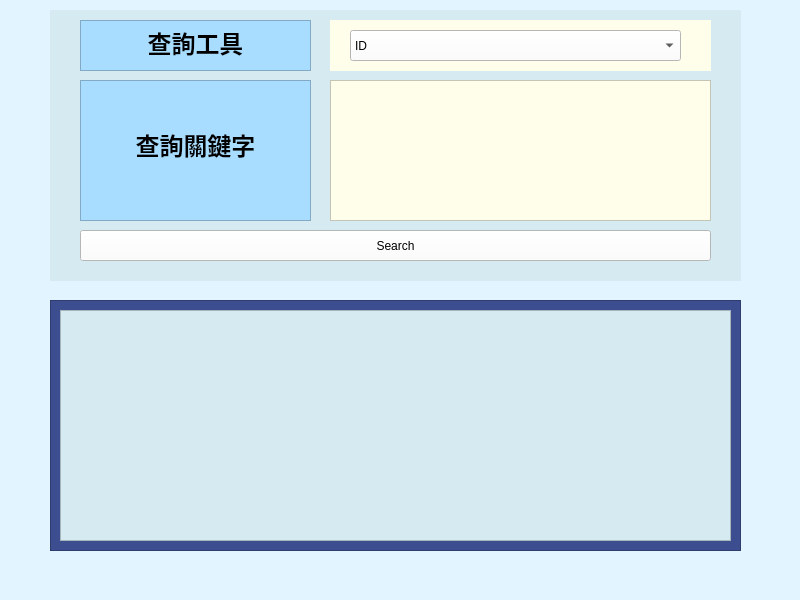
First picture: the form in mainwindow.ui, repository LGY3030/DBMS_UI, before the edit.
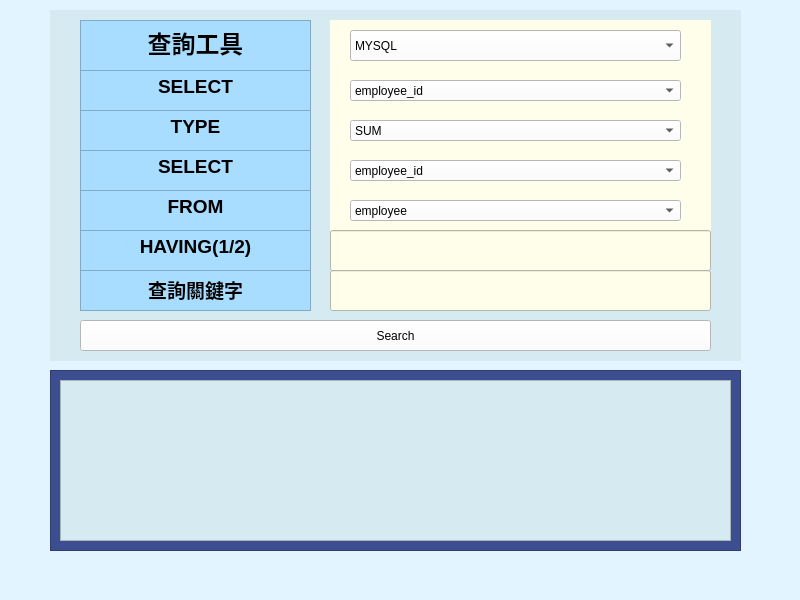
Second picture: the form after the edit.

What changed in the file:
```diff
--- a/mainwindow.ui
+++ b/mainwindow.ui
@@ -17,58 +17,6 @@
    <string notr="true">background-color: rgb(225, 244, 255);</string>
   </property>
   <widget class="QWidget" name="centralwidget">
-   <widget class="QPushButton" name="pushButton">
-    <property name="geometry">
-     <rect>
-      <x>80</x>
-      <y>230</y>
-      <width>631</width>
-      <height>31</height>
-     </rect>
-    </property>
-    <property name="styleSheet">
-     <string notr="true">background-color: rgb(255, 255, 255);</string>
-    </property>
-    <property name="text">
-     <string>Search</string>
-    </property>
-   </widget>
-   <widget class="QTextEdit" name="textEdit_2">
-    <property name="geometry">
-     <rect>
-      <x>330</x>
-      <y>80</y>
-      <width>381</width>
-      <height>141</height>
-     </rect>
-    </property>
-    <property name="styleSheet">
-     <string notr="true">background-color: rgb(255, 254, 235);</string>
-    </property>
-   </widget>
-   <widget class="QTextBrowser" name="textBrowser_2">
-    <property name="geometry">
-     <rect>
-      <x>80</x>
-      <y>80</y>
-      <width>231</width>
-      <height>141</height>
-     </rect>
-    </property>
-    <property name="styleSheet">
-     <string notr="true">background-color: rgb(169, 221, 255);
-font: 9pt &quot;微軟正黑體&quot;;</string>
-    </property>
-    <property name="html">
-     <string>&lt;!DOCTYPE HTML PUBLIC &quot;-//W3C//DTD HTML 4.0//EN&quot; &quot;http://www.w3.org/TR/REC-html40/strict.dtd&quot;&gt;
-&lt;html&gt;&lt;head&gt;&lt;meta name=&quot;qrichtext&quot; content=&quot;1&quot; /&gt;&lt;style type=&quot;text/css&quot;&gt;
-p, li { white-space: pre-wrap; }
-&lt;/style&gt;&lt;/head&gt;&lt;body style=&quot; font-family:'微軟正黑體'; font-size:9pt; font-weight:400; font-style:normal;&quot;&gt;
-&lt;p align=&quot;center&quot; style=&quot;-qt-paragraph-type:empty; margin-top:0px; margin-bottom:0px; margin-left:0px; margin-right:0px; -qt-block-indent:0; text-indent:0px;&quot;&gt;&lt;br /&gt;&lt;/p&gt;
-&lt;p align=&quot;center&quot; style=&quot;-qt-paragraph-type:empty; margin-top:0px; margin-bottom:0px; margin-left:0px; margin-right:0px; -qt-block-indent:0; text-indent:0px; font-family:'標楷體'; font-size:18pt; font-weight:600;&quot;&gt;&lt;br /&gt;&lt;/p&gt;
-&lt;p align=&quot;center&quot; style=&quot; margin-top:0px; margin-bottom:0px; margin-left:0px; margin-right:0px; -qt-block-indent:0; text-indent:0px;&quot;&gt;&lt;span style=&quot; font-family:'標楷體'; font-size:18pt; font-weight:600;&quot;&gt;查詢關鍵字&lt;/span&gt;&lt;/p&gt;&lt;/body&gt;&lt;/html&gt;</string>
-    </property>
-   </widget>
    <widget class="QWidget" name="widget_2" native="true">
     <property name="geometry">
      <rect>
@@ -93,11 +41,6 @@
      <property name="styleSheet">
       <string notr="true">background-color: rgb(255, 255, 255);</string>
      </property>
-     <item>
-      <property name="text">
-       <string>ID</string>
-      </property>
-     </item>
      <item>
       <property name="text">
        <string>MYSQL</string>
@@ -132,20 +75,532 @@
       <x>50</x>
       <y>10</y>
       <width>691</width>
-      <height>271</height>
+      <height>351</height>
      </rect>
     </property>
     <property name="styleSheet">
      <string notr="true">background-color: rgb(214, 235, 241);</string>
     </property>
+    <widget class="QWidget" name="widget_3" native="true">
+     <property name="geometry">
+      <rect>
+       <x>280</x>
+       <y>100</y>
+       <width>381</width>
+       <height>41</height>
+      </rect>
+     </property>
+     <property name="styleSheet">
+      <string notr="true">background-color: rgb(255, 254, 235);</string>
+     </property>
+     <widget class="QComboBox" name="comboBox_3">
+      <property name="geometry">
+       <rect>
+        <x>20</x>
+        <y>10</y>
+        <width>331</width>
+        <height>21</height>
+       </rect>
+      </property>
+      <property name="styleSheet">
+       <string notr="true">background-color: rgb(255, 255, 255);</string>
+      </property>
+      <item>
+       <property name="text">
+        <string>SUM</string>
+       </property>
+      </item>
+      <item>
+       <property name="text">
+        <string>AVG</string>
+       </property>
+      </item>
+      <item>
+       <property name="text">
+        <string>MAX</string>
+       </property>
+      </item>
+      <item>
+       <property name="text">
+        <string>MIN</string>
+       </property>
+      </item>
+      <item>
+       <property name="text">
+        <string>COUNT</string>
+       </property>
+      </item>
+     </widget>
+    </widget>
+    <widget class="QTextBrowser" name="textBrowser_7">
+     <property name="geometry">
+      <rect>
+       <x>30</x>
+       <y>60</y>
+       <width>231</width>
+       <height>41</height>
+      </rect>
+     </property>
+     <property name="styleSheet">
+      <string notr="true">background-color: rgb(169, 221, 255);
+font: 9pt &quot;微軟正黑體&quot;;</string>
+     </property>
+     <property name="html">
+      <string>&lt;!DOCTYPE HTML PUBLIC &quot;-//W3C//DTD HTML 4.0//EN&quot; &quot;http://www.w3.org/TR/REC-html40/strict.dtd&quot;&gt;
+&lt;html&gt;&lt;head&gt;&lt;meta name=&quot;qrichtext&quot; content=&quot;1&quot; /&gt;&lt;style type=&quot;text/css&quot;&gt;
+p, li { white-space: pre-wrap; }
+&lt;/style&gt;&lt;/head&gt;&lt;body style=&quot; font-family:'微軟正黑體'; font-size:9pt; font-weight:400; font-style:normal;&quot;&gt;
+&lt;p align=&quot;center&quot; style=&quot; margin-top:0px; margin-bottom:0px; margin-left:0px; margin-right:0px; -qt-block-indent:0; text-indent:0px;&quot;&gt;&lt;span style=&quot; font-size:14pt; font-weight:600;&quot;&gt;SELECT&lt;/span&gt;&lt;/p&gt;&lt;/body&gt;&lt;/html&gt;</string>
+     </property>
+    </widget>
+    <widget class="QWidget" name="widget_5" native="true">
+     <property name="geometry">
+      <rect>
+       <x>280</x>
+       <y>60</y>
+       <width>381</width>
+       <height>41</height>
+      </rect>
+     </property>
+     <property name="styleSheet">
+      <string notr="true">background-color: rgb(255, 254, 235);</string>
+     </property>
+     <widget class="QComboBox" name="comboBox_8">
+      <property name="geometry">
+       <rect>
+        <x>20</x>
+        <y>10</y>
+        <width>331</width>
+        <height>21</height>
+       </rect>
+      </property>
+      <property name="styleSheet">
+       <string notr="true">background-color: rgb(255, 255, 255);</string>
+      </property>
+      <item>
+       <property name="text">
+        <string>employee_id</string>
+       </property>
+      </item>
+      <item>
+       <property name="text">
+        <string>employee_name</string>
+       </property>
+      </item>
+      <item>
+       <property name="text">
+        <string>salary</string>
+       </property>
+      </item>
+      <item>
+       <property name="text">
+        <string>employee_gender</string>
+       </property>
+      </item>
+      <item>
+       <property name="text">
+        <string>for_department_id</string>
+       </property>
+      </item>
+      <item>
+       <property name="text">
+        <string>own_department_id</string>
+       </property>
+      </item>
+      <item>
+       <property name="text">
+        <string>department_id</string>
+       </property>
+      </item>
+      <item>
+       <property name="text">
+        <string>department_name</string>
+       </property>
+      </item>
+      <item>
+       <property name="text">
+        <string>department_num_of_employee</string>
+       </property>
+      </item>
+      <item>
+       <property name="text">
+        <string>maxnum</string>
+       </property>
+      </item>
+      <item>
+       <property name="text">
+        <string>kid_id</string>
+       </property>
+      </item>
+      <item>
+       <property name="text">
+        <string>plan_num_of_employee</string>
+       </property>
+      </item>
+      <item>
+       <property name="text">
+        <string>kid_name</string>
+       </property>
+      </item>
+      <item>
+       <property name="text">
+        <string>age</string>
+       </property>
+      </item>
+      <item>
+       <property name="text">
+        <string>plan_id</string>
+       </property>
+      </item>
+      <item>
+       <property name="text">
+        <string>plan_name</string>
+       </property>
+      </item>
+      <item>
+       <property name="text">
+        <string>dorm_area</string>
+       </property>
+      </item>
+      <item>
+       <property name="text">
+        <string>dorm_gender</string>
+       </property>
+      </item>
+      <item>
+       <property name="text">
+        <string>*</string>
+       </property>
+      </item>
+     </widget>
+    </widget>
+    <widget class="QTextBrowser" name="textBrowser_9">
+     <property name="geometry">
+      <rect>
+       <x>30</x>
+       <y>100</y>
+       <width>231</width>
+       <height>41</height>
+      </rect>
+     </property>
+     <property name="styleSheet">
+      <string notr="true">background-color: rgb(169, 221, 255);
+font: 9pt &quot;微軟正黑體&quot;;</string>
+     </property>
+     <property name="html">
+      <string>&lt;!DOCTYPE HTML PUBLIC &quot;-//W3C//DTD HTML 4.0//EN&quot; &quot;http://www.w3.org/TR/REC-html40/strict.dtd&quot;&gt;
+&lt;html&gt;&lt;head&gt;&lt;meta name=&quot;qrichtext&quot; content=&quot;1&quot; /&gt;&lt;style type=&quot;text/css&quot;&gt;
+p, li { white-space: pre-wrap; }
+&lt;/style&gt;&lt;/head&gt;&lt;body style=&quot; font-family:'微軟正黑體'; font-size:9pt; font-weight:400; font-style:normal;&quot;&gt;
+&lt;p align=&quot;center&quot; style=&quot; margin-top:0px; margin-bottom:0px; margin-left:0px; margin-right:0px; -qt-block-indent:0; text-indent:0px;&quot;&gt;&lt;span style=&quot; font-size:14pt; font-weight:600;&quot;&gt;TYPE&lt;/span&gt;&lt;/p&gt;&lt;/body&gt;&lt;/html&gt;</string>
+     </property>
+    </widget>
+    <widget class="QTextBrowser" name="textBrowser_10">
+     <property name="geometry">
+      <rect>
+       <x>30</x>
+       <y>180</y>
+       <width>231</width>
+       <height>41</height>
+      </rect>
+     </property>
+     <property name="styleSheet">
+      <string notr="true">background-color: rgb(169, 221, 255);
+font: 9pt &quot;微軟正黑體&quot;;</string>
+     </property>
+     <property name="html">
+      <string>&lt;!DOCTYPE HTML PUBLIC &quot;-//W3C//DTD HTML 4.0//EN&quot; &quot;http://www.w3.org/TR/REC-html40/strict.dtd&quot;&gt;
+&lt;html&gt;&lt;head&gt;&lt;meta name=&quot;qrichtext&quot; content=&quot;1&quot; /&gt;&lt;style type=&quot;text/css&quot;&gt;
+p, li { white-space: pre-wrap; }
+&lt;/style&gt;&lt;/head&gt;&lt;body style=&quot; font-family:'微軟正黑體'; font-size:9pt; font-weight:400; font-style:normal;&quot;&gt;
+&lt;p align=&quot;center&quot; style=&quot; margin-top:0px; margin-bottom:0px; margin-left:0px; margin-right:0px; -qt-block-indent:0; text-indent:0px;&quot;&gt;&lt;span style=&quot; font-size:14pt; font-weight:600;&quot;&gt;FROM&lt;/span&gt;&lt;/p&gt;&lt;/body&gt;&lt;/html&gt;</string>
+     </property>
+    </widget>
+    <widget class="QWidget" name="widget_8" native="true">
+     <property name="geometry">
+      <rect>
+       <x>280</x>
+       <y>180</y>
+       <width>381</width>
+       <height>41</height>
+      </rect>
+     </property>
+     <property name="styleSheet">
+      <string notr="true">background-color: rgb(255, 254, 235);</string>
+     </property>
+     <widget class="QComboBox" name="comboBox_10">
+      <property name="geometry">
+       <rect>
+        <x>20</x>
+        <y>10</y>
+        <width>331</width>
+        <height>21</height>
+       </rect>
+      </property>
+      <property name="styleSheet">
+       <string notr="true">background-color: rgb(255, 255, 255);</string>
+      </property>
+      <item>
+       <property name="text">
+        <string>employee</string>
+       </property>
+      </item>
+      <item>
+       <property name="text">
+        <string>department</string>
+       </property>
+      </item>
+      <item>
+       <property name="text">
+        <string>dorm</string>
+       </property>
+      </item>
+      <item>
+       <property name="text">
+        <string>kid</string>
+       </property>
+      </item>
+      <item>
+       <property name="text">
+        <string>plan</string>
+       </property>
+      </item>
+     </widget>
+    </widget>
+    <widget class="QTextBrowser" name="textBrowser_6">
+     <property name="geometry">
+      <rect>
+       <x>30</x>
+       <y>220</y>
+       <width>231</width>
+       <height>41</height>
+      </rect>
+     </property>
+     <property name="styleSheet">
+      <string notr="true">background-color: rgb(169, 221, 255);
+font: 9pt &quot;微軟正黑體&quot;;</string>
+     </property>
+     <property name="html">
+      <string>&lt;!DOCTYPE HTML PUBLIC &quot;-//W3C//DTD HTML 4.0//EN&quot; &quot;http://www.w3.org/TR/REC-html40/strict.dtd&quot;&gt;
+&lt;html&gt;&lt;head&gt;&lt;meta name=&quot;qrichtext&quot; content=&quot;1&quot; /&gt;&lt;style type=&quot;text/css&quot;&gt;
+p, li { white-space: pre-wrap; }
+&lt;/style&gt;&lt;/head&gt;&lt;body style=&quot; font-family:'微軟正黑體'; font-size:9pt; font-weight:400; font-style:normal;&quot;&gt;
+&lt;p align=&quot;center&quot; style=&quot; margin-top:0px; margin-bottom:0px; margin-left:0px; margin-right:0px; -qt-block-indent:0; text-indent:0px;&quot;&gt;&lt;span style=&quot; font-size:14pt; font-weight:600;&quot;&gt;HAVING(1/2)&lt;/span&gt;&lt;/p&gt;&lt;/body&gt;&lt;/html&gt;</string>
+     </property>
+    </widget>
+    <widget class="QTextBrowser" name="textBrowser_8">
+     <property name="geometry">
+      <rect>
+       <x>30</x>
+       <y>260</y>
+       <width>231</width>
+       <height>41</height>
+      </rect>
+     </property>
+     <property name="styleSheet">
+      <string notr="true">background-color: rgb(169, 221, 255);
+font: 9pt &quot;微軟正黑體&quot;;</string>
+     </property>
+     <property name="html">
+      <string>&lt;!DOCTYPE HTML PUBLIC &quot;-//W3C//DTD HTML 4.0//EN&quot; &quot;http://www.w3.org/TR/REC-html40/strict.dtd&quot;&gt;
+&lt;html&gt;&lt;head&gt;&lt;meta name=&quot;qrichtext&quot; content=&quot;1&quot; /&gt;&lt;style type=&quot;text/css&quot;&gt;
+p, li { white-space: pre-wrap; }
+&lt;/style&gt;&lt;/head&gt;&lt;body style=&quot; font-family:'微軟正黑體'; font-size:9pt; font-weight:400; font-style:normal;&quot;&gt;
+&lt;p align=&quot;center&quot; style=&quot; margin-top:0px; margin-bottom:0px; margin-left:0px; margin-right:0px; -qt-block-indent:0; text-indent:0px;&quot;&gt;&lt;span style=&quot; font-size:14pt; font-weight:600;&quot;&gt;查詢關鍵字&lt;/span&gt;&lt;/p&gt;&lt;/body&gt;&lt;/html&gt;</string>
+     </property>
+    </widget>
+    <widget class="QLineEdit" name="lineEdit">
+     <property name="geometry">
+      <rect>
+       <x>280</x>
+       <y>220</y>
+       <width>381</width>
+       <height>41</height>
+      </rect>
+     </property>
+     <property name="styleSheet">
+      <string notr="true">background-color: rgb(255, 254, 235);</string>
+     </property>
+    </widget>
+    <widget class="QPushButton" name="pushButton">
+     <property name="geometry">
+      <rect>
+       <x>30</x>
+       <y>310</y>
+       <width>631</width>
+       <height>31</height>
+      </rect>
+     </property>
+     <property name="styleSheet">
+      <string notr="true">background-color: rgb(255, 255, 255);</string>
+     </property>
+     <property name="text">
+      <string>Search</string>
+     </property>
+    </widget>
+    <widget class="QTextBrowser" name="textBrowser_12">
+     <property name="geometry">
+      <rect>
+       <x>30</x>
+       <y>140</y>
+       <width>231</width>
+       <height>41</height>
+      </rect>
+     </property>
+     <property name="styleSheet">
+      <string notr="true">background-color: rgb(169, 221, 255);
+font: 9pt &quot;微軟正黑體&quot;;</string>
+     </property>
+     <property name="html">
+      <string>&lt;!DOCTYPE HTML PUBLIC &quot;-//W3C//DTD HTML 4.0//EN&quot; &quot;http://www.w3.org/TR/REC-html40/strict.dtd&quot;&gt;
+&lt;html&gt;&lt;head&gt;&lt;meta name=&quot;qrichtext&quot; content=&quot;1&quot; /&gt;&lt;style type=&quot;text/css&quot;&gt;
+p, li { white-space: pre-wrap; }
+&lt;/style&gt;&lt;/head&gt;&lt;body style=&quot; font-family:'微軟正黑體'; font-size:9pt; font-weight:400; font-style:normal;&quot;&gt;
+&lt;p align=&quot;center&quot; style=&quot; margin-top:0px; margin-bottom:0px; margin-left:0px; margin-right:0px; -qt-block-indent:0; text-indent:0px;&quot;&gt;&lt;span style=&quot; font-size:14pt; font-weight:600;&quot;&gt;SELECT&lt;/span&gt;&lt;/p&gt;&lt;/body&gt;&lt;/html&gt;</string>
+     </property>
+    </widget>
+    <widget class="QWidget" name="widget_10" native="true">
+     <property name="geometry">
+      <rect>
+       <x>280</x>
+       <y>140</y>
+       <width>381</width>
+       <height>41</height>
+      </rect>
+     </property>
+     <property name="styleSheet">
+      <string notr="true">background-color: rgb(255, 254, 235);</string>
+     </property>
+     <widget class="QComboBox" name="comboBox_12">
+      <property name="geometry">
+       <rect>
+        <x>20</x>
+        <y>10</y>
+        <width>331</width>
+        <height>21</height>
+       </rect>
+      </property>
+      <property name="styleSheet">
+       <string notr="true">background-color: rgb(255, 255, 255);</string>
+      </property>
+      <item>
+       <property name="text">
+        <string>employee_id</string>
+       </property>
+      </item>
+      <item>
+       <property name="text">
+        <string>employee_name</string>
+       </property>
+      </item>
+      <item>
+       <property name="text">
+        <string>salary</string>
+       </property>
+      </item>
+      <item>
+       <property name="text">
+        <string>employee_gender</string>
+       </property>
+      </item>
+      <item>
+       <property name="text">
+        <string>for_department_id</string>
+       </property>
+      </item>
+      <item>
+       <property name="text">
+        <string>own_department_id</string>
+       </property>
+      </item>
+      <item>
+       <property name="text">
+        <string>department_id</string>
+       </property>
+      </item>
+      <item>
+       <property name="text">
+        <string>department_name</string>
+       </property>
+      </item>
+      <item>
+       <property name="text">
+        <string>department_num_of_employee</string>
+       </property>
+      </item>
+      <item>
+       <property name="text">
+        <string>maxnum</string>
+       </property>
+      </item>
+      <item>
+       <property name="text">
+        <string>kid_id</string>
+       </property>
+      </item>
+      <item>
+       <property name="text">
+        <string>plan_num_of_employee</string>
+       </property>
+      </item>
+      <item>
+       <property name="text">
+        <string>kid_name</string>
+       </property>
+      </item>
+      <item>
+       <property name="text">
+        <string>age</string>
+       </property>
+      </item>
+      <item>
+       <property name="text">
+        <string>plan_id</string>
+       </property>
+      </item>
+      <item>
+       <property name="text">
+        <string>plan_name</string>
+       </property>
+      </item>
+      <item>
+       <property name="text">
+        <string>dorm_area</string>
+       </property>
+      </item>
+      <item>
+       <property name="text">
+        <string>dorm_gender</string>
+       </property>
+      </item>
+      <item>
+       <property name="text">
+        <string>*</string>
+       </property>
+      </item>
+     </widget>
+    </widget>
+    <widget class="QLineEdit" name="lineEdit_2">
+     <property name="geometry">
+      <rect>
+       <x>280</x>
+       <y>260</y>
+       <width>381</width>
+       <height>41</height>
+      </rect>
+     </property>
+     <property name="styleSheet">
+      <string notr="true">background-color: rgb(255, 254, 235);</string>
+     </property>
+    </widget>
    </widget>
    <widget class="QTextBrowser" name="textBrowser_3">
     <property name="geometry">
      <rect>
       <x>50</x>
-      <y>300</y>
+      <y>370</y>
       <width>691</width>
-      <height>251</height>
+      <height>181</height>
      </rect>
     </property>
     <property name="styleSheet">
@@ -156,9 +611,9 @@
     <property name="geometry">
      <rect>
       <x>60</x>
-      <y>310</y>
+      <y>380</y>
       <width>671</width>
-      <height>231</height>
+      <height>161</height>
      </rect>
     </property>
     <property name="styleSheet">
```
Left out of the diff: 8 changed lines with no effect on the pictures.
